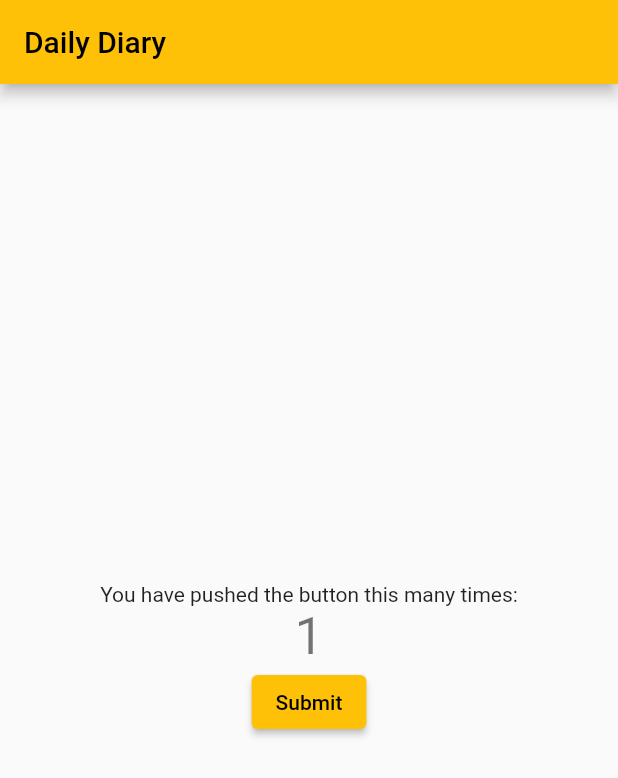
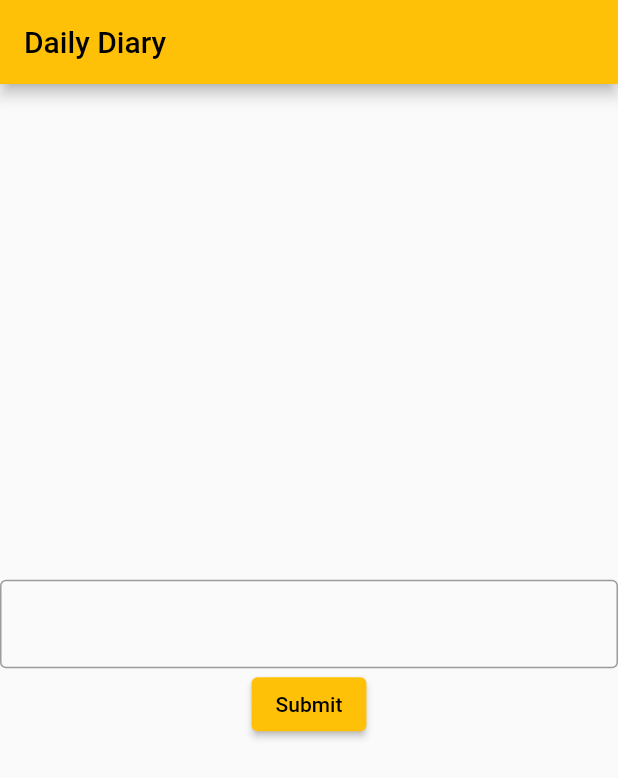
Before and after one commit to Voklen/Daily-Diary, a Flutter app: the screen it shows after launch, after a tap on "Submit", on a phone screen of 412 x 824 dp. Shown: the top 778 px of the screen. Run offline on Flutter 3.47's test engine with Material 2 defaults, Android fonts, the phone set to English and light mode, and no system bars.

Commit message:
Write user input to file

```diff
--- a/lib/main.dart
+++ b/lib/main.dart
@@ -34,24 +34,20 @@ class MyHomePage extends StatefulWidget {
 }
 
 class _MyHomePageState extends State<MyHomePage> {
-  int _counter = 0;
+  final _textController = TextEditingController();
 
   @override
   void initState() {
     super.initState();
-    widget.storage.readCounter().then((value) {
+    widget.storage.readFile().then((value) {
       setState(() {
-        _counter = value;
+        _textController.text = value;
       });
     });
   }
 
-  Future<File> _incrementCounter() {
-    setState(() {
-      _counter++;
-    });
-
-    return widget.storage.writeCounter(_counter);
+  Future<File> _updateStorage() {
+    return widget.storage.writeFile(_textController.text);
   }
 
   @override
@@ -64,15 +60,14 @@ class _MyHomePageState extends State<MyHomePage> {
         child: Column(
           mainAxisAlignment: MainAxisAlignment.center,
           children: <Widget>[
-            const Text(
-              'You have pushed the button this many times:',
-            ),
-            Text(
-              '$_counter',
-              style: Theme.of(context).textTheme.headline4,
+            TextField(
+              controller: _textController,
+              decoration: const InputDecoration(border: OutlineInputBorder()),
+              keyboardType: TextInputType.multiline,
+              maxLines: null,
             ),
             ElevatedButton(
-                onPressed: _incrementCounter, child: const Text("Submit"))
+                onPressed: _updateStorage, child: const Text("Submit"))
           ],
         ),
       ),
--- a/lib/storage.dart
+++ b/lib/storage.dart
@@ -20,24 +20,18 @@ class CounterStorage {
     return File('$path/counter.txt');
   }
 
-  Future<int> readCounter() async {
+  Future<String> readFile() async {
     try {
       final file = await _localFile;
-
-      // Read the file
       final contents = await file.readAsString();
-
-      return int.parse(contents);
-    } catch (e) {
-      // If encountering an error, return 0
-      return 0;
+      return contents;
+    } catch (error) {
+      return "";
     }
   }
 
-  Future<File> writeCounter(int counter) async {
+  Future<File> writeFile(String counter) async {
     final file = await _localFile;
-
-    // Write the file
-    return file.writeAsString('$counter');
+    return file.writeAsString(counter);
   }
 }
```
